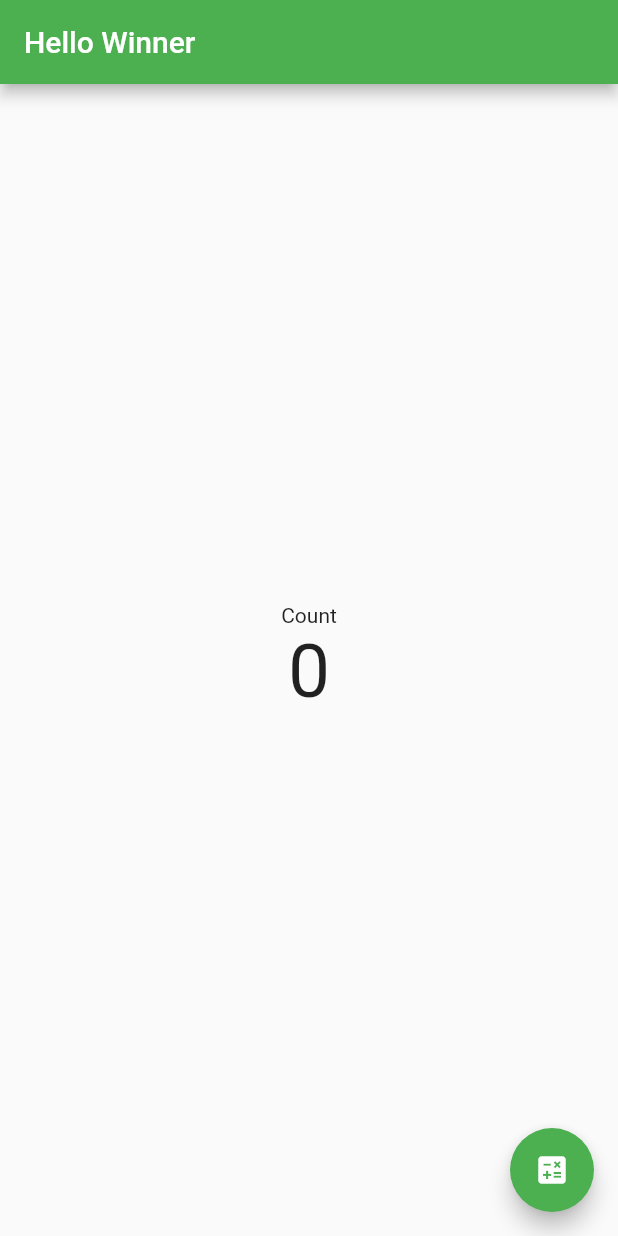
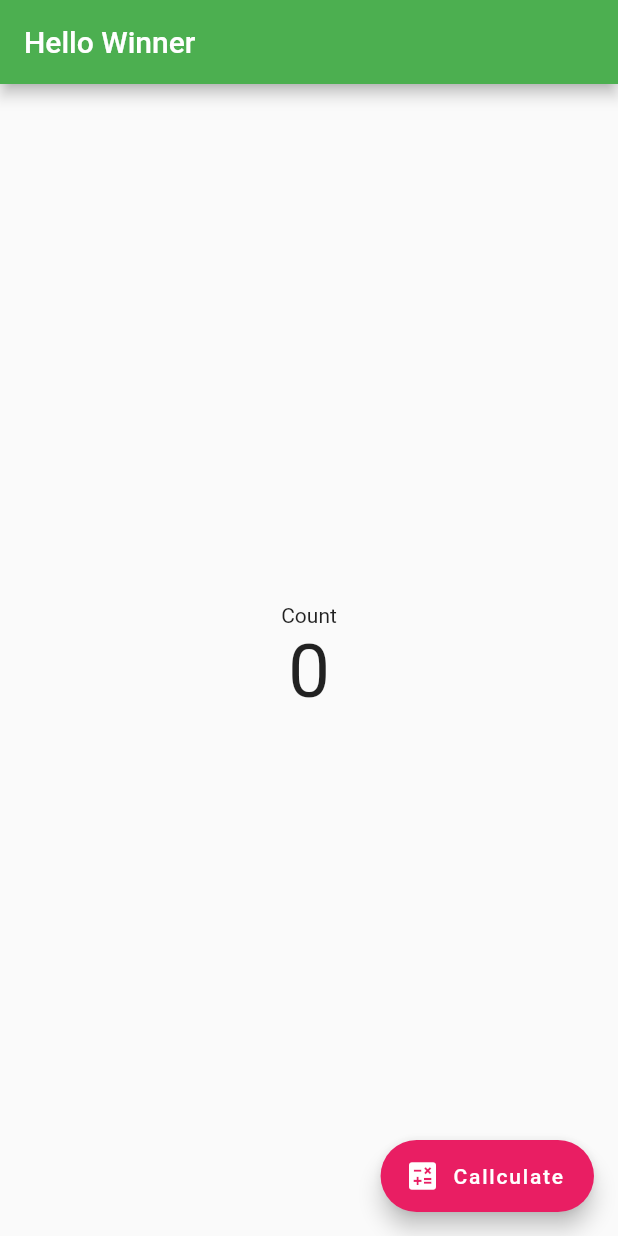
Before and after one commit to tomdevmoblie/CallcutateWinner, a Flutter app: the screen it shows after launch, on a phone screen of 412 x 824 dp. Run offline on Flutter 3.47's test engine with Material 2 defaults, Android fonts, the phone set to English and light mode, and no system bars.

Commit message:
no message

```diff
--- a/lib/main.dart
+++ b/lib/main.dart
@@ -45,13 +45,15 @@ class _HomeState extends State<Home> {
           ],
         ),
       ),
-      floatingActionButton: FloatingActionButton(
+      floatingActionButton: FloatingActionButton.extended(
         onPressed: () {
           setState(() {
             number++;
           });
         },
-        child: Icon(Icons.calculate),
+        label: const Text('Callculate'),
+        icon: Icon(Icons.calculate),
+        backgroundColor: Colors.pink,
       ),
     );
   }
```
